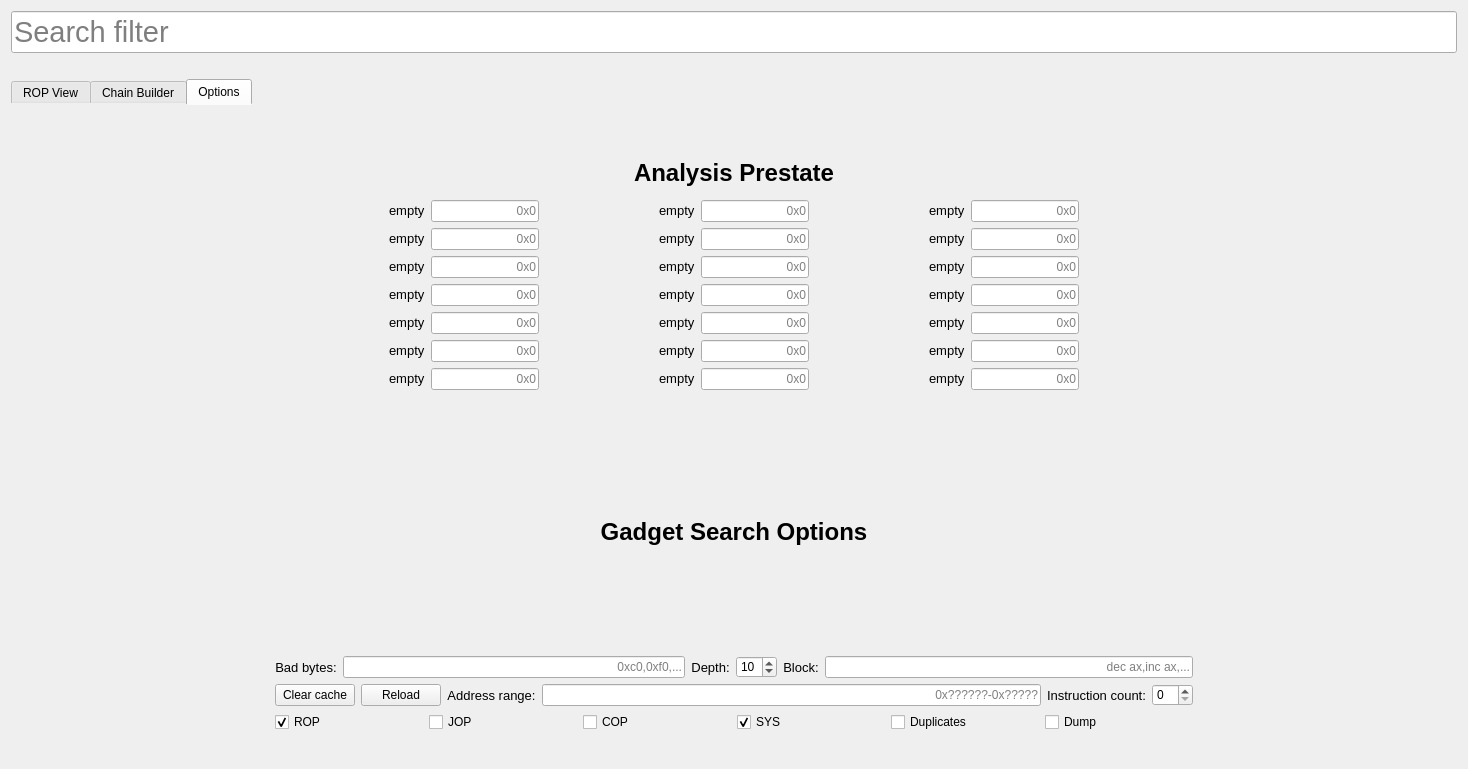
elbee-cyber/RopView, file modules/ui/mainwindow.ui: the form before one commit.
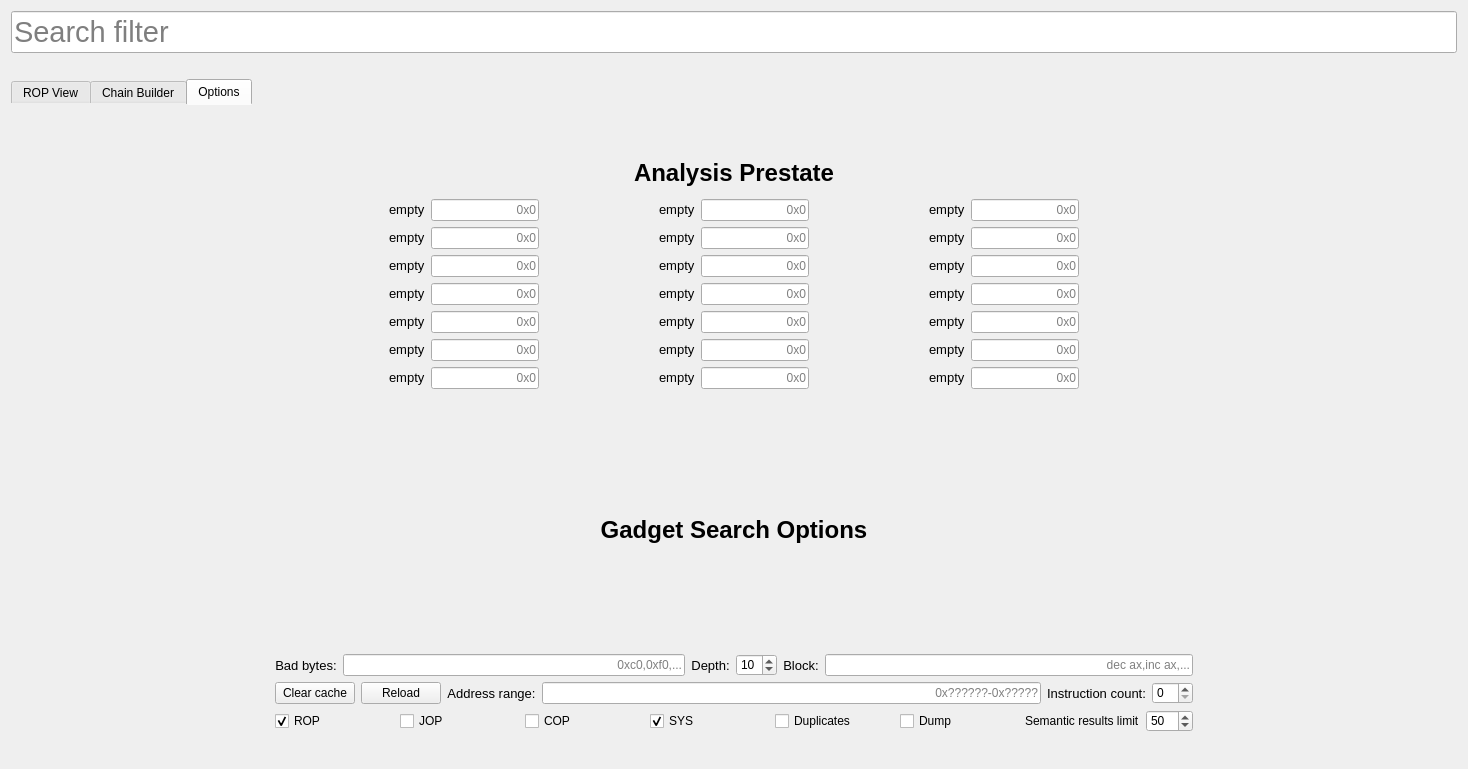
The form after the commit. The open tabs and pages were chosen to show the change.

The edit to the form file:
```diff
--- a/modules/ui/mainwindow.ui
+++ b/modules/ui/mainwindow.ui
@@ -1410,6 +1410,33 @@
                </property>
               </widget>
              </item>
+             <item>
+              <layout class="QHBoxLayout" name="semanticOpt">
+               <item>
+                <widget class="QLabel" name="semanticLabel">
+                 <property name="toolTip">
+                  <string>The maximum amount of semantic results to return from a search</string>
+                 </property>
+                 <property name="text">
+                  <string>Semantic results limit</string>
+                 </property>
+                </widget>
+               </item>
+               <item>
+                <widget class="QSpinBox" name="semanticBox">
+                 <property name="toolTip">
+                  <string>The maximum amount of semantic results to return from a search</string>
+                 </property>
+                 <property name="maximum">
+                  <number>500</number>
+                 </property>
+                 <property name="value">
+                  <number>50</number>
+                 </property>
+                </widget>
+               </item>
+              </layout>
+             </item>
             </layout>
            </item>
            <item>
```
